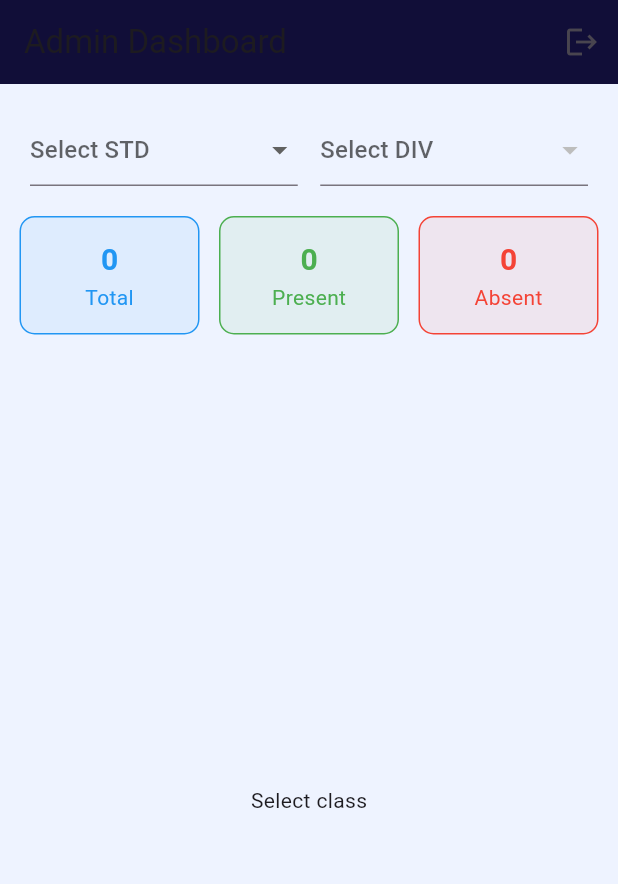
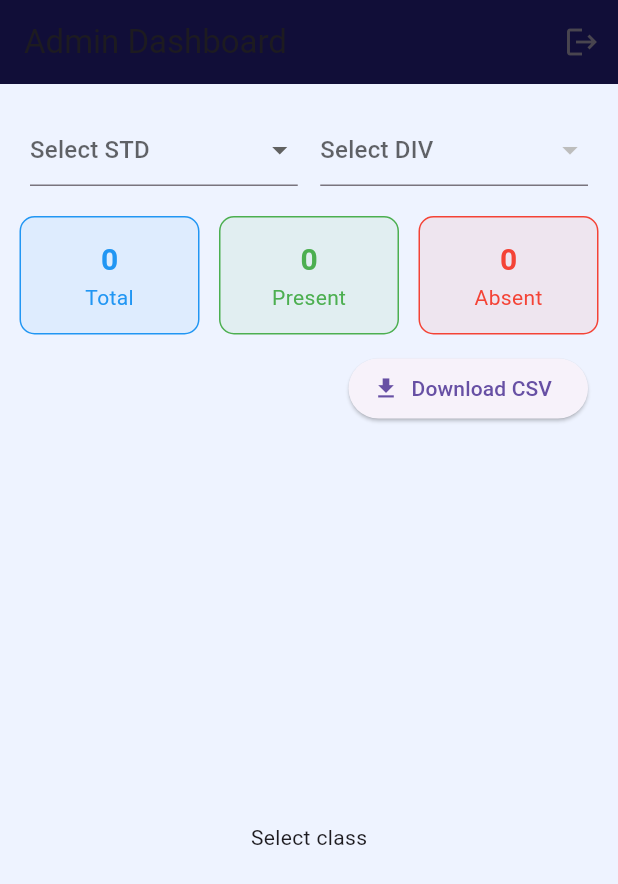
Before and after one commit to vidyakunj/vidyakunj-full-ready, a Flutter app: the AdminDashboard screen opened directly, on a phone screen of 412 x 824 dp. Shown: the top 884 px of the screen. Run offline on Flutter 3.47's test engine with Material 3 defaults, Android fonts, the phone set to English and light mode, and no system bars; our stand-ins replace csv, file_picker, shared_preferences; missing offline and left inert: dart:html; accounts and stored records are empty.

Commit message:
Update admin_dashboard.dart

```diff
--- a/lib/screens/admin_dashboard.dart
+++ b/lib/screens/admin_dashboard.dart
@@ -1,4 +1,5 @@
 import 'dart:convert';
+import 'dart:html' as html; // for opening CSV download in browser
 import 'package:flutter/material.dart';
 import 'package:shared_preferences/shared_preferences.dart';
 import 'package:http/http.dart' as http;
@@ -52,8 +53,8 @@ class _AdminDashboardState extends State<AdminDashboard> {
   Future<void> loadStudents() async {
     if (selectedStd == null || selectedDiv == null) return;
 
-    final uri = Uri.parse(
-        "$SERVER_URL/students?std=$selectedStd&div=$selectedDiv");
+    final uri =
+        Uri.parse("$SERVER_URL/students?std=$selectedStd&div=$selectedDiv");
     final res = await http.get(uri);
 
     if (res.statusCode == 200) {
@@ -63,13 +64,28 @@ class _AdminDashboardState extends State<AdminDashboard> {
       setState(() {
         totalStudents = list.length;
 
+        // For now present/absent will be 0 unless you store in DB
+        // But we keep code ready if later you store "isPresent".
         presentStudents =
             list.where((s) => s["isPresent"] == true).length;
-
         absentStudents =
             list.where((s) => s["isPresent"] == false).length;
       });
     }
+  }
+
+  void _downloadCsv() {
+    if (selectedStd == null || selectedDiv == null) {
+      ScaffoldMessenger.of(context).showSnackBar(
+        const SnackBar(content: Text("Please select STD and DIV first")),
+      );
+      return;
+    }
+
+    final url =
+        "$SERVER_URL/students/export?std=$selectedStd&div=$selectedDiv";
+
+    html.window.open(url, "_blank");
   }
 
   @override
@@ -78,7 +94,6 @@ class _AdminDashboardState extends State<AdminDashboard> {
 
     return Scaffold(
       backgroundColor: const Color(0xffeef3ff),
-
       appBar: AppBar(
         backgroundColor: navy,
         title: const Text("Admin Dashboard"),
@@ -92,7 +107,6 @@ class _AdminDashboardState extends State<AdminDashboard> {
 
       body: Column(
         children: [
-
           Padding(
             padding: const EdgeInsets.all(20),
             child: Row(
@@ -102,10 +116,12 @@ class _AdminDashboardState extends State<AdminDashboard> {
                     value: selectedStd,
                     hint: const Text("Select STD"),
                     items: stdOptions
-                        .map((e) => DropdownMenuItem(
-                              value: e,
-                              child: Text(e),
-                            ))
+                        .map(
+                          (e) => DropdownMenuItem(
+                            value: e,
+                            child: Text(e),
+                          ),
+                        )
                         .toList(),
                     onChanged: (v) {
                       setState(() => selectedStd = v);
@@ -113,25 +129,25 @@ class _AdminDashboardState extends State<AdminDashboard> {
                     },
                   ),
                 ),
-
                 const SizedBox(width: 15),
-
                 Expanded(
                   child: DropdownButtonFormField(
                     value: selectedDiv,
                     hint: const Text("Select DIV"),
                     items: divisions
-                        .map((e) => DropdownMenuItem(
-                              value: e,
-                              child: Text(e),
-                            ))
+                        .map(
+                          (e) => DropdownMenuItem(
+                            value: e,
+                            child: Text(e),
+                          ),
+                        )
                         .toList(),
                     onChanged: (v) {
                       setState(() => selectedDiv = v);
                       loadStudents();
                     },
                   ),
-                )
+                ),
               ],
             ),
           ),
@@ -145,18 +161,32 @@ class _AdminDashboardState extends State<AdminDashboard> {
             ],
           ),
 
-          const SizedBox(height: 20),
+          const SizedBox(height: 12),
+
+          Padding(
+            padding: const EdgeInsets.symmetric(horizontal: 20),
+            child: Align(
+              alignment: Alignment.centerRight,
+              child: ElevatedButton.icon(
+                onPressed: _downloadCsv,
+                icon: const Icon(Icons.download),
+                label: const Text("Download CSV"),
+              ),
+            ),
+          ),
+
+          const SizedBox(height: 10),
 
           Expanded(
             child: selectedStd == null || selectedDiv == null
                 ? const Center(child: Text("Select class"))
                 : FutureBuilder(
                     future: http.get(
-                      Uri.parse("$SERVER_URL/students?std=$selectedStd&div=$selectedDiv"),
+                      Uri.parse(
+                          "$SERVER_URL/students?std=$selectedStd&div=$selectedDiv"),
                     ),
                     builder: (context, snap) {
-                      if (snap.connectionState ==
-                          ConnectionState.waiting) {
+                      if (snap.connectionState == ConnectionState.waiting) {
                         return const Center(
                             child: CircularProgressIndicator());
                       }
@@ -167,6 +197,10 @@ class _AdminDashboardState extends State<AdminDashboard> {
 
                       final data = jsonDecode(snap.data!.body);
                       final list = data["students"] ?? [];
+
+                      if (list.isEmpty) {
+                        return const Center(child: Text("No students found"));
+                      }
 
                       return ListView(
                         children: list.map<Widget>((s) {
```
